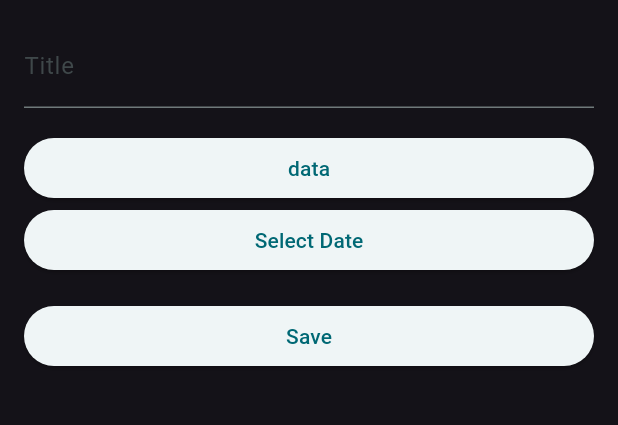
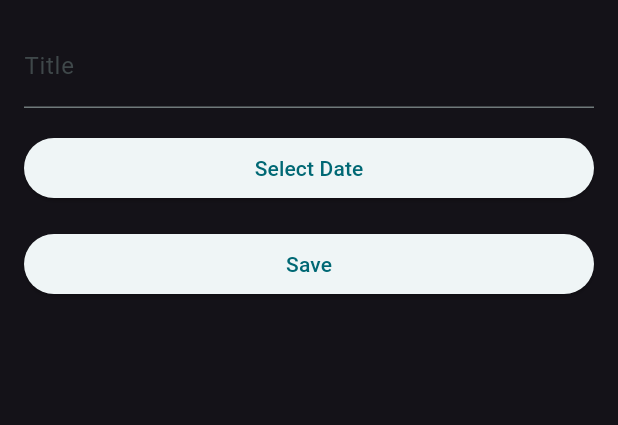
Before and after one commit to muhsinabdil/countdown, a Flutter app: the CreateCountDownPage screen opened directly, on a phone screen of 412 x 824 dp, the part 84-509 px from its top. Run offline on Flutter 3.47's test engine with Material 3 defaults, Android fonts, the phone set to English and light mode, and no system bars; our stand-ins replace easy_splash_screen, hive, hive_flutter, percent_indicator, shimmer; accounts and stored records are empty.

Commit message:
edit date select page

```diff
--- a/lib/home/create_count_down.dart
+++ b/lib/home/create_count_down.dart
@@ -1,10 +1,18 @@
-import 'package:countdown/constants/app_const.dart';
-import 'package:countdown/database/data_model_hive_operation.dart';
-import 'package:countdown/models/data_model.dart';
 import 'package:flutter/material.dart';
 import 'package:hive/hive.dart';
 
+import 'package:countdown/constants/app_const.dart';
+import 'package:countdown/database/data_model_hive_operation.dart';
+import 'package:countdown/home/my_home_page.dart';
+import 'package:countdown/models/data_model.dart';
+
 class CreateCountDownPage extends StatefulWidget {
+  DataModel? model;
+
+  CreateCountDownPage({
+    Key? key,
+    this.model,
+  }) : super(key: key);
   @override
   _CreateCountDownPageState createState() => _CreateCountDownPageState();
 }
@@ -20,7 +28,12 @@ class _CreateCountDownPageState extends State<CreateCountDownPage> {
   @override
   void initState() {
     super.initState();
-    _dataModelHiveOperation.start().then((value) => getAll());
+    _dataModelHiveOperation.start();
+
+    if (widget.model != null) {
+      dbModel = widget.model;
+      selectedDate = DateTime.parse(dbModel!.date!);
+    }
   }
 
   Future<void> _selectDate() async {
@@ -38,11 +51,6 @@ class _CreateCountDownPageState extends State<CreateCountDownPage> {
     }
   }
 
-  Future<void> getAll() async {
-    itemDBModelList = await _dataModelHiveOperation.getAll();
-    setState(() {});
-  }
-
   @override
   Widget build(BuildContext context) {
     return Scaffold(
@@ -54,29 +62,6 @@ class _CreateCountDownPageState extends State<CreateCountDownPage> {
         child: Column(
           crossAxisAlignment: CrossAxisAlignment.stretch,
           children: [
-            ...itemDBModelList!
-                .map((e) => Padding(
-                      padding: const EdgeInsets.all(8.0),
-                      child: Container(
-                        decoration: BoxDecoration(
-                            borderRadius: kBigBorderRadius,
-                            color: Colors.deepPurple),
-                        child: Padding(
-                          padding: const EdgeInsets.all(8.0),
-                          child: Row(
-                            children: [
-                              Text(e.title!),
-                              SizedBox(
-                                width: 15,
-                              ),
-                              Spacer(),
-                              Text(e.date!.substring(0, 10)),
-                            ],
-                          ),
-                        ),
-                      ),
-                    ))
-                .toList(),
             TextField(
               onChanged: (value) {
                 dbModel!.title = value;
@@ -89,14 +74,10 @@ class _CreateCountDownPageState extends State<CreateCountDownPage> {
             ),
             SizedBox(height: 16.0),
             ElevatedButton(
-              onPressed: getAll,
-              child: Text("data"),
-            ),
-            ElevatedButton(
               onPressed: _selectDate,
               child: Text(selectedDate == null
                   ? 'Select Date'
-                  : 'Selected Date: ${selectedDate.toString()}'),
+                  : '${selectedDate.toString()}'),
             ),
             SizedBox(height: 16.0),
             dbModel == null
@@ -106,7 +87,12 @@ class _CreateCountDownPageState extends State<CreateCountDownPage> {
                       dbModel!.isActive = false;
                       dbModel!.isComplete = false;
                       _dataModelHiveOperation.addOrUpdateItem(dbModel!);
-                      setState(() {});
+                      Navigator.of(context).pushAndRemoveUntil(
+                        MaterialPageRoute(
+                          builder: (context) => MyHomePage(),
+                        ),
+                        (route) => false,
+                      );
                     },
                     child: Text(
                       'Save',
--- a/pubspec.yaml
+++ b/pubspec.yaml
@@ -42,6 +42,7 @@ dependencies:
   uuid: ^4.3.3
   easy_splash_screen: ^1.0.4
   url_launcher: ^6.2.4
+  intl: ^0.18.1
 
 dev_dependencies:
   flutter_test:
```
Also changed, not shown: lib/home/select_date.dart (+51 -5 lines), lib/utils/date_return.dart (added, +24 -0 lines), pubspec.lock.
